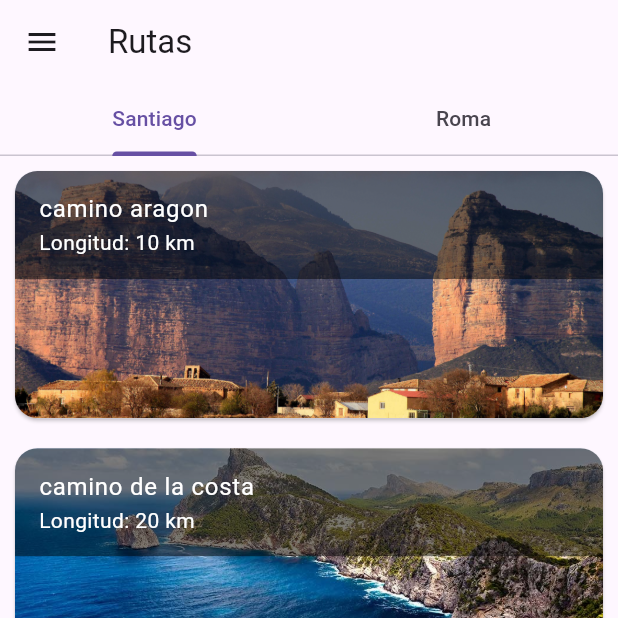
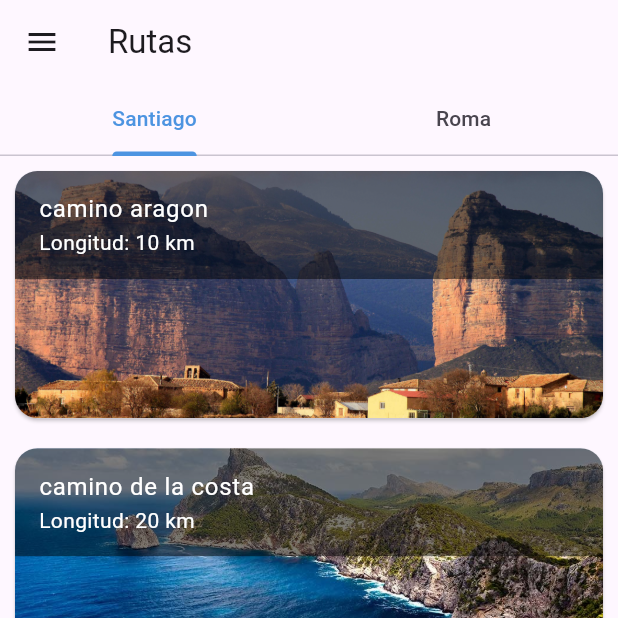
Before and after one commit to julenb/ar_flutter, a Flutter app: the screen it shows once a user with an empty profile is signed in, on a phone screen of 412 x 824 dp, the top half of it. Run offline on Flutter 3.47's test engine with Material 3 defaults, Android fonts, the phone set to English and light mode, and no system bars; our stand-ins replace firebase_auth, firebase_core, flutter_login, flutter_map, font_awesome_flutter, geolocator and 4 more; missing offline and left inert: ar_flutter_plugin_2; accounts and stored records are empty.

Commit message:
Fran - web changes

```diff
--- a/lib/ar_flutter.dart
+++ b/lib/ar_flutter.dart
@@ -123,10 +123,12 @@ class _ObjectsOnPlanesState extends State<ObjectsOnPlanes> {
       if (didAddAnchor!) {
         this.anchors.add(newAnchor);
         // Add note to anchor
+
         var newNode = ARNode(
             type: NodeType.webGLB,
-            uri:
-                "https://zenodo.org/api/files/2e09d226-e9ff-409e-ab71-4dae572a99ca/4d7e8905634148cea535bc8c816c0a9f.glb",
+            uri: "https://zenodo.org/api/files/08950a35-683e-4ff9-bf0d-3f64ef72d3be/77d3028507ed4631a356aeb0a055a55e.glb", // ⚠️ ¡PERO! usa `localFileName` abajo
+            // uri:
+            //     "https://zenodo.org/api/files/2e09d226-e9ff-409e-ab71-4dae572a99ca/4d7e8905634148cea535bc8c816c0a9f.glb",
             scale: Vector3(0.2, 0.2, 0.2),
             position: Vector3(0.0, 0.0, 0.0),
             rotation: Vector4(1.0, 0.0, 0.0, 0.0));
--- a/lib/inicio.dart
+++ b/lib/inicio.dart
@@ -1,36 +1,85 @@
+import 'package:ar_flutter/route_stages_screen.dart';
 import 'package:flutter/material.dart';
 import 'package:firebase_auth/firebase_auth.dart';
+import 'package:shared_preferences/shared_preferences.dart';
+
 import 'about.dart';
 import 'map.dart';
 import 'widgets/cards/route_list_view.dart';
 import 'utils/petitions.dart';
-import 'main.dart';
+import 'main.dart'; // Para AuthWrapper
 
-class Inicio extends StatelessWidget {
+class Inicio extends StatefulWidget {
+  const Inicio({super.key});
+
+  @override
+  State<Inicio> createState() => _InicioState();
+}
+
+class _InicioState extends State<Inicio> {
+  ThemeMode _themeMode = ThemeMode.light; // Modo claro por defecto
+
+  @override
+  void initState() {
+    super.initState();
+    _loadThemePreference();
+  }
+
+  Future<void> _loadThemePreference() async {
+    final prefs = await SharedPreferences.getInstance();
+    final savedTheme = prefs.getString('theme') ?? 'light';
+
+    setState(() {
+      _themeMode = savedTheme == 'dark' ? ThemeMode.dark : ThemeMode.light;
+    });
+  }
+
+  Future<void> _toggleTheme(bool isDark) async {
+    final prefs = await SharedPreferences.getInstance();
+    setState(() {
+      _themeMode = isDark ? ThemeMode.dark : ThemeMode.light;
+    });
+    await prefs.setString('theme', isDark ? 'dark' : 'light');
+  }
+
   @override
   Widget build(BuildContext context) {
     return MaterialApp(
       debugShowCheckedModeBanner: false,
       title: 'Rutas',
-      theme: ThemeData(primarySwatch: Colors.blue),
+      theme: ThemeData(
+        primaryColor: const Color(0xFF4D94E1),
+      ),
       darkTheme: ThemeData.dark(),
-      themeMode: ThemeMode.system,
-      home: MainScreen(),
+      themeMode: _themeMode,
+      home: MainScreen(
+        onThemeToggle: _toggleTheme,
+        isDark: _themeMode == ThemeMode.dark,
+      ),
     );
   }
 }
 
 class MainScreen extends StatelessWidget {
-  const MainScreen({super.key});
+  final void Function(bool) onThemeToggle;
+  final bool isDark;
+
+  const MainScreen({
+    super.key,
+    required this.onThemeToggle,
+    required this.isDark,
+  });
 
   @override
   Widget build(BuildContext context) {
     return DefaultTabController(
-      length: 2, // Santiago y Roma
+      length: 2,
       child: Scaffold(
         appBar: AppBar(
           title: const Text('Rutas'),
           bottom: const TabBar(
+            indicatorColor: Color(0xFF4D94E1),
+            labelColor: Color(0xFF4D94E1),
             tabs: [
               Tab(text: 'Santiago'),
               Tab(text: 'Roma'),
@@ -42,6 +91,15 @@ class MainScreen extends StatelessWidget {
             padding: EdgeInsets.zero,
             children: <Widget>[
               const SizedBox(height: 50),
+
+              // Switch para modo oscuro
+              SwitchListTile(
+                title: const Text('Modo oscuro'),
+                secondary: const Icon(Icons.brightness_6, color: Colors.orange),
+                value: isDark,
+                onChanged: onThemeToggle,
+              ),
+
               ListTile(
                 leading: const Icon(Icons.info, color: Colors.blue),
                 title: const Text('Acerca de'),
@@ -74,7 +132,7 @@ class MainScreen extends StatelessWidget {
                 Navigator.push(
                   context,
                   MaterialPageRoute(
-                    builder: (context) => Map(routeName: card["name"]),
+                    builder: (context) => RouteStagesScreen(routeName: card["name"]),
                   ),
                 );
               },
@@ -86,7 +144,7 @@ class MainScreen extends StatelessWidget {
                 Navigator.push(
                   context,
                   MaterialPageRoute(
-                    builder: (context) => Map(routeName: card["name"]),
+                    builder: (context) => RouteStagesScreen(routeName: card["name"]),
                   ),
                 );
               },
--- a/lib/main.dart
+++ b/lib/main.dart
@@ -7,7 +7,14 @@ import 'package:sign_in_with_apple/sign_in_with_apple.dart';
 import 'package:font_awesome_flutter/font_awesome_flutter.dart';
 import 'inicio.dart';
 import 'package:flutter/foundation.dart' show kIsWeb;
+import 'package:flutter/foundation.dart';
+import 'package:flutter/material.dart';
+import 'package:firebase_core/firebase_core.dart';
+import 'package:shared_preferences/shared_preferences.dart';
+import 'inicio.dart';
+import 'main.dart';
 
+final ValueNotifier<ThemeMode> themeNotifier = ValueNotifier(ThemeMode.light);
 
 void main() async {
   WidgetsFlutterBinding.ensureInitialized();
@@ -21,28 +28,43 @@ void main() async {
         storageBucket: "camino-57345.firebasestorage.app",
         messagingSenderId: "879057736072",
         appId: "1:879057736072:web:89bb90afa1312ae1e66a3d",
-          measurementId: "G-CWC4XW9793"
+        measurementId: "G-CWC4XW9793",
       ),
     );
   } else {
     await Firebase.initializeApp();
   }
+
+  // Cargar la preferencia del tema
+  final prefs = await SharedPreferences.getInstance();
+  final savedTheme = prefs.getString('theme') ?? 'light';
+
+  if (savedTheme == 'dark') {
+    themeNotifier.value = ThemeMode.light;
+  } else {
+    themeNotifier.value = ThemeMode.light;
+  }
+
   runApp(const MyApp());
 }
-
 
 class MyApp extends StatelessWidget {
   const MyApp({super.key});
 
   @override
   Widget build(BuildContext context) {
-    return MaterialApp(
+    return ValueListenableBuilder<ThemeMode>(
+      valueListenable: themeNotifier,
+      builder: (context, themeMode, _) => MaterialApp(
         debugShowCheckedModeBanner: false,
         title: 'Flutter Login Demo',
         theme: ThemeData(
-        primaryColor: const Color(0xFF4D94E1), // Fondo principal azul
+          primaryColor: const Color(0xFF4D94E1),
         ),
+        darkTheme: ThemeData.dark(),
+        themeMode: themeMode,
         home: const AuthWrapper(),
+      ),
     );
   }
 }
@@ -71,7 +93,7 @@ class AuthWrapper extends StatelessWidget {
 class LoginScreen extends StatelessWidget {
   LoginScreen({super.key});
 
-  Duration get loginTime => const Duration(milliseconds: 2250);
+  // Duration get loginTime => const Duration(milliseconds: 2250);
   final FirebaseAuth _auth = FirebaseAuth.instance;
 
   /// 🔑 Autenticación con Firebase (Email/Contraseña)
--- a/pubspec.yaml
+++ b/pubspec.yaml
@@ -25,6 +25,8 @@ dependencies:
   sign_in_with_apple: ^6.1.4
   url_launcher: ^6.3.1
   permission_handler: ^11.0.0
+  shared_preferences: ^2.2.0
+
 
 
 dev_dependencies:
@@ -37,3 +39,4 @@ flutter:
   assets:
     - images/
     - data/
+    - data3D/
```
Also changed, not shown: lib/route_stages_screen.dart (added, +126 -0 lines), lib/utils/petitions.dart (+57 -0 lines), lib/widgets/map/floating_buttons.dart (+8 -2 lines), 1 other file. Lines whose indentation alone changed are shown as unchanged.
